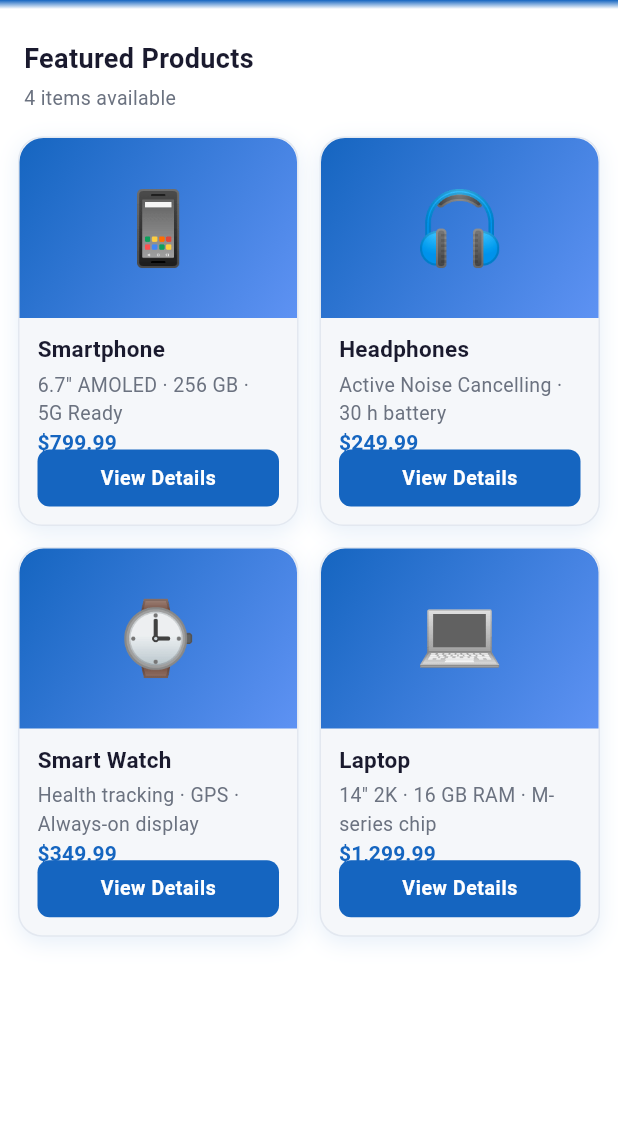
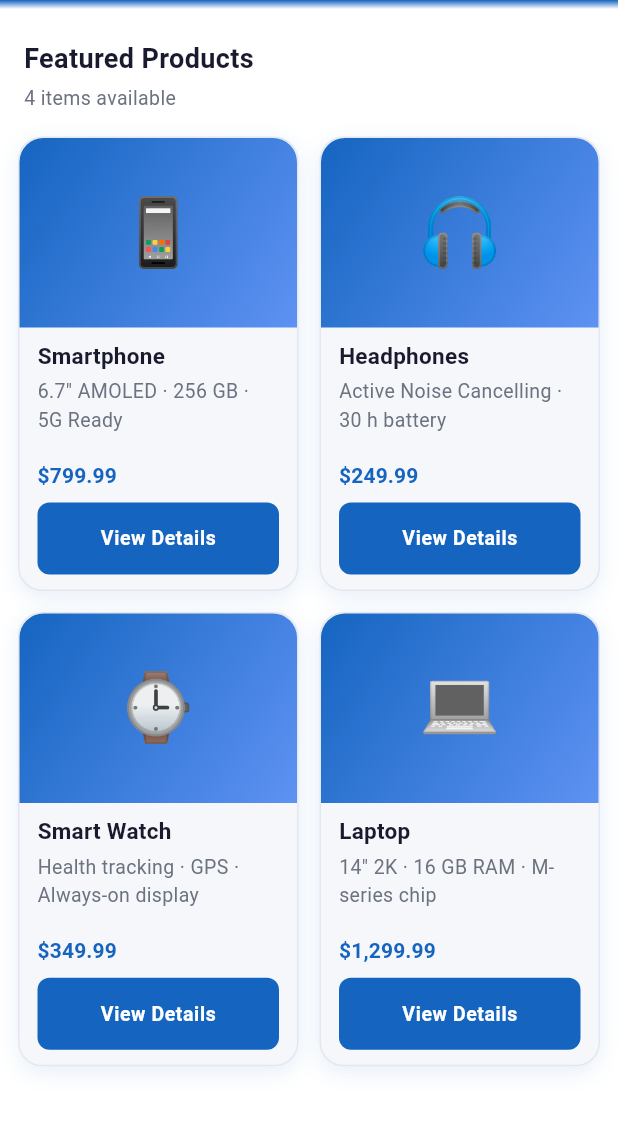
Before and after one commit to yossefabdelkarem9/MIni_Store_App, a Flutter app: the screen it shows after launch, on a phone screen of 412 x 824 dp, the part 84-1220 px from its top. Run offline on Flutter 3.47's test engine with Material 3 defaults, Android fonts, the phone set to English and light mode, and no system bars.

Commit message:
Initial commit: Mini Store App project structure

```diff
--- a/lib/presentation/screens/home_screen.dart
+++ b/lib/presentation/screens/home_screen.dart
@@ -93,12 +93,29 @@ class HomeScreen extends StatelessWidget {
     );
   }
 
-  /// Responsive [GridView.builder] — 2 columns on narrow screens,
-  /// adapts gracefully via [crossAxisCount] derived from screen width.
+  /// Responsive [GridView.builder] — 2 columns on phones, 3 on tablets.
+  ///
+  /// [childAspectRatio] is derived from actual screen width at runtime so the
+  /// allocated cell height is always sufficient — no Bottom Overflow on any
+  /// device.
   Widget _buildProductGrid(BuildContext context) {
     final double screenWidth = MediaQuery.of(context).size.width;
-    // Use 2 columns on phones (<600 dp), 3 on tablets/wide screens.
+
+    // Column count: 2 on phones (<600 dp logical px), 3 on tablets / desktops.
     final int crossAxisCount = screenWidth < 600 ? 2 : 3;
+
+    // Horizontal space consumed by outer padding + gaps between columns.
+    const double outerPadding = 12.0 * 2;
+    final double totalGap = 14.0 * (crossAxisCount - 1);
+    final double cellWidth =
+        (screenWidth - outerPadding - totalGap) / crossAxisCount;
+
+    // Target cell height chosen to comfortably fit all card content:
+    //   image (42 %) + title/desc/price + button row (58 px) + breathing room.
+    // Using 1.62 as the height multiplier (≈ golden-ratio feel).
+    const double heightMultiplier = 1.62;
+    final double cellHeight = cellWidth * heightMultiplier;
+    final double childAspectRatio = cellWidth / cellHeight;
 
     return GridView.builder(
       padding: const EdgeInsets.fromLTRB(12.0, 0.0, 12.0, 24.0),
@@ -107,8 +124,7 @@ class HomeScreen extends StatelessWidget {
         crossAxisCount: crossAxisCount,
         mainAxisSpacing: 14.0,
         crossAxisSpacing: 14.0,
-        // childAspectRatio controls card height; tune as needed.
-        childAspectRatio: 0.72,
+        childAspectRatio: childAspectRatio, // Computed — never hard-coded
       ),
       itemBuilder: (BuildContext context, int index) {
         final Product product = _products[index];
--- a/lib/presentation/widgets/product_card.dart
+++ b/lib/presentation/widgets/product_card.dart
@@ -5,10 +5,14 @@ import '../../data/models/product.dart';
 
 /// A reusable, self-contained card widget for displaying a single [Product].
 ///
-/// Responsibilities:
-///  - Render a placeholder image area with a gradient and emoji icon.
-///  - Show the product title, description, and price.
-///  - Provide a "View Details" button (UI-only — callback via [onViewDetails]).
+/// Uses [LayoutBuilder] so that the image placeholder scales proportionally
+/// to whatever height the parent (GridView cell) provides — eliminating
+/// Bottom Overflow on any screen size.
+///
+/// Layout contract:
+///   • Image  → 42 % of available card height
+///   • Info   → remaining space (title, description, price)
+///   • Button → fixed 38 px, always pinned at the bottom
 class ProductCard extends StatelessWidget {
   const ProductCard({
     super.key,
@@ -20,8 +24,14 @@ class ProductCard extends StatelessWidget {
   final Product product;
 
   /// Optional callback fired when the user taps "View Details".
-  /// Pass null to keep the button visible but inactive.
   final VoidCallback? onViewDetails;
+
+  // ── Sizing constants ─────────────────────────────────────────────────────
+  /// Fraction of card height used by the image placeholder.
+  static const double _imageFraction = 0.42;
+
+  /// Fixed height of the "View Details" button row (button + its padding).
+  static const double _buttonRowHeight = 58.0; // 38 button + 20 padding
 
   @override
   Widget build(BuildContext context) {
@@ -38,20 +48,32 @@ class ProductCard extends StatelessWidget {
           ),
         ],
       ),
-      child: Column(
+      // LayoutBuilder lets us read the exact height the GridView allocated,
+      // so every internal measurement is relative — never overflows.
+      child: LayoutBuilder(
+        builder: (BuildContext context, BoxConstraints constraints) {
+          final double imageHeight = constraints.maxHeight * _imageFraction;
+
+          return Column(
             crossAxisAlignment: CrossAxisAlignment.stretch,
+            mainAxisSize: MainAxisSize.max,
             children: <Widget>[
-          // ── Placeholder Image Container ─────────────────────────────────
-          _ProductImagePlaceholder(iconLabel: product.iconLabel),
+              // ── Placeholder image ─────────────────────────────────────────
+              _ProductImagePlaceholder(
+                iconLabel: product.iconLabel,
+                height: imageHeight,
+              ),
 
-          // ── Product Info ────────────────────────────────────────────────
+              // ── Product info (fills remaining space between image & button) ─
               Expanded(
                 child: Padding(
-              padding: const EdgeInsets.fromLTRB(12.0, 10.0, 12.0, 0.0),
+                  padding: const EdgeInsets.fromLTRB(12.0, 8.0, 12.0, 0.0),
                   child: Column(
                     crossAxisAlignment: CrossAxisAlignment.start,
+                    mainAxisAlignment: MainAxisAlignment.start,
+                    mainAxisSize: MainAxisSize.max,
                     children: <Widget>[
-                  // Title
+                      // Title — single line, ellipsis on overflow
                       Text(
                         product.title,
                         style: AppTextStyles.productTitle,
@@ -59,45 +81,58 @@ class ProductCard extends StatelessWidget {
                         overflow: TextOverflow.ellipsis,
                       ),
                       const SizedBox(height: 4.0),
-                  // Short description
+
+                      // Description — max 2 lines, ellipsis on overflow
                       Text(
                         product.description,
                         style: AppTextStyles.bodyGrey,
                         maxLines: 2,
                         overflow: TextOverflow.ellipsis,
                       ),
+
                       const Spacer(),
-                  // Price
+
+                      // Price — pinned above the button via Spacer
                       Text(
                         product.price,
                         style: AppTextStyles.productPrice,
                       ),
-                  const SizedBox(height: 10.0),
+                      const SizedBox(height: 8.0),
                     ],
                   ),
                 ),
               ),
 
-          // ── View Details Button ─────────────────────────────────────────
-          _ViewDetailsButton(onPressed: onViewDetails),
+              // ── "View Details" button — always at the bottom ──────────────
+              SizedBox(
+                height: _buttonRowHeight,
+                child: _ViewDetailsButton(onPressed: onViewDetails),
+              ),
             ],
+          );
+        },
       ),
     );
   }
 }
 
-// ── Private sub-widgets ─────────────────────────────────────────────────────
+// ── Private sub-widgets ──────────────────────────────────────────────────────
 
-/// Gradient placeholder that simulates a product image area.
+/// Gradient image placeholder whose height is provided by the parent.
+/// No hard-coded pixel value → scales cleanly across all screen sizes.
 class _ProductImagePlaceholder extends StatelessWidget {
-  const _ProductImagePlaceholder({required this.iconLabel});
+  const _ProductImagePlaceholder({
+    required this.iconLabel,
+    required this.height,
+  });
 
   final String iconLabel;
+  final double height;
 
   @override
   Widget build(BuildContext context) {
     return Container(
-      height: 120.0,
+      height: height,
       decoration: const BoxDecoration(
         borderRadius: BorderRadius.vertical(top: Radius.circular(16.0)),
         gradient: LinearGradient(
@@ -109,14 +144,14 @@ class _ProductImagePlaceholder extends StatelessWidget {
       child: Center(
         child: Text(
           iconLabel,
-          style: const TextStyle(fontSize: 48.0),
+          style: const TextStyle(fontSize: 44.0),
         ),
       ),
     );
   }
 }
 
-/// Full-width "View Details" CTA button at the bottom of the card.
+/// Full-width "View Details" CTA — fixed height, always anchored at the bottom.
 class _ViewDetailsButton extends StatelessWidget {
   const _ViewDetailsButton({this.onPressed});
 
@@ -125,7 +160,7 @@ class _ViewDetailsButton extends StatelessWidget {
   @override
   Widget build(BuildContext context) {
     return Padding(
-      padding: const EdgeInsets.fromLTRB(12.0, 0.0, 12.0, 12.0),
+      padding: const EdgeInsets.fromLTRB(12.0, 0.0, 12.0, 10.0),
       child: SizedBox(
         height: 38.0,
         child: ElevatedButton(
```
Also changed, not shown: 1 other file. Lines whose indentation alone changed are shown as unchanged.
